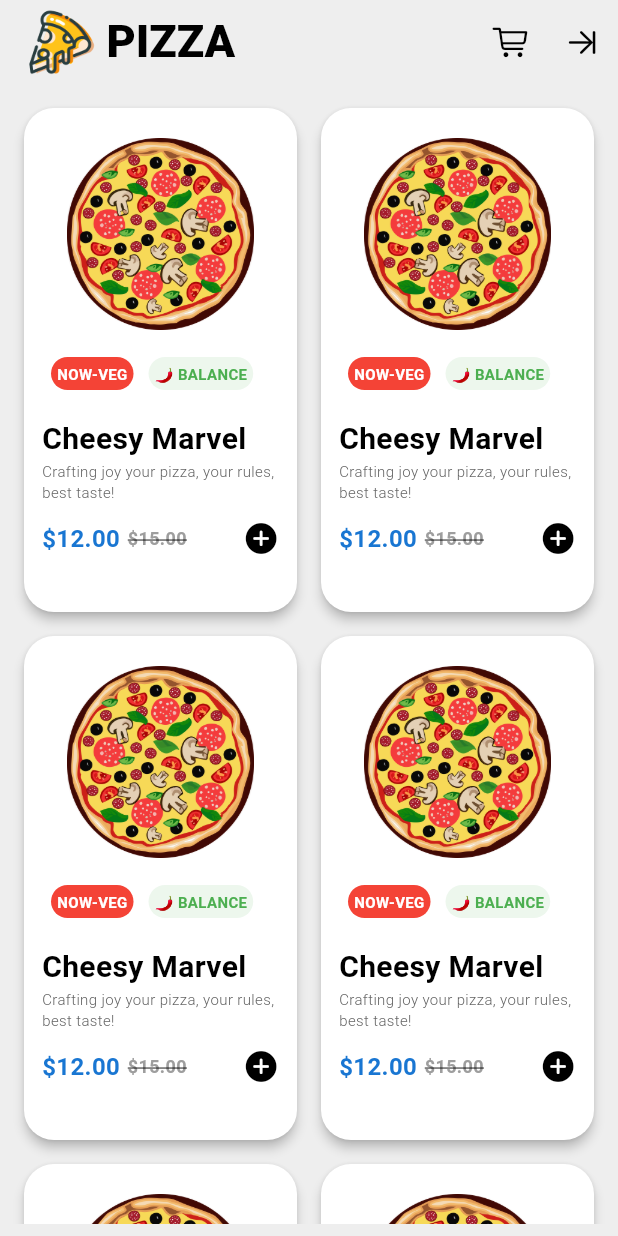
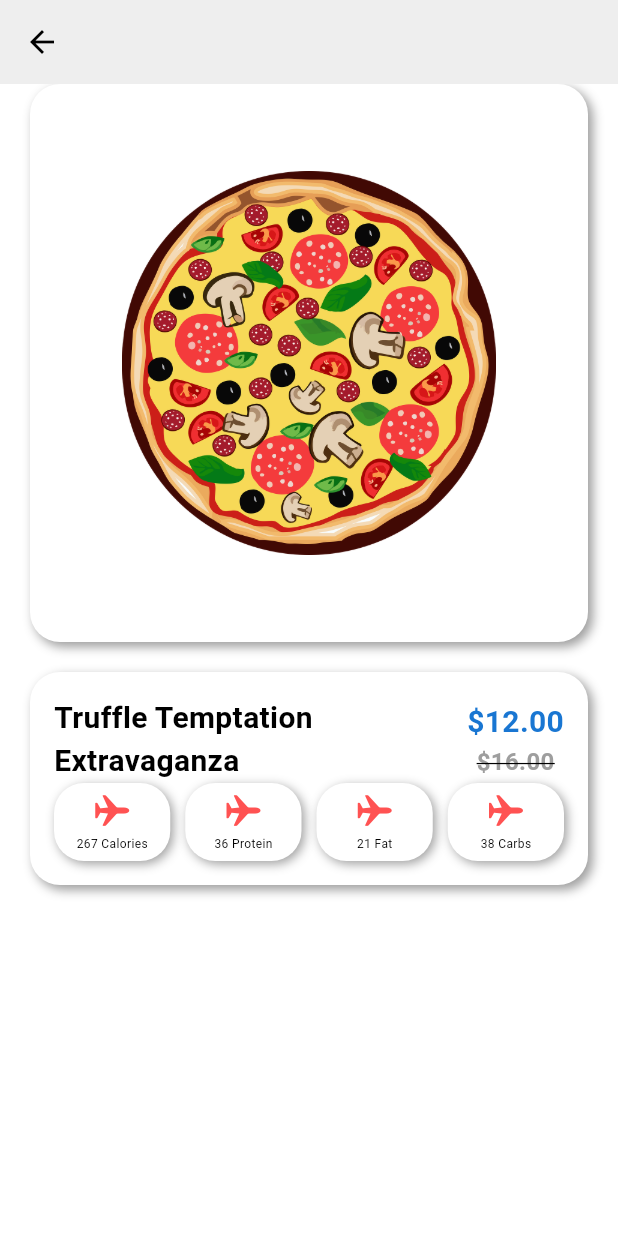
Before and after one commit to 215ly/pizza_app, a Flutter app: the screen it shows after launch, after a tap on "NOW-VEG", on a phone screen of 412 x 824 dp. Run offline on Flutter 3.47's test engine with Material 3 defaults, Android fonts, the phone set to English and light mode, and no system bars.

```diff
--- a/lib/app_view.dart
+++ b/lib/app_view.dart
@@ -1,5 +1,6 @@
 import 'package:flutter/cupertino.dart';
 import 'package:flutter/material.dart';
+import 'package:pizza_app/details_screen.dart';
 
 class AppView extends StatelessWidget {
   const AppView({super.key});
@@ -76,7 +77,12 @@ class AppView extends StatelessWidget {
               RoundedRectangleBorder(borderRadius: BorderRadius.circular(20)),
           child: InkWell(
             borderRadius: BorderRadius.circular(20),
-            onTap: () {},
+            onTap: () {
+              Navigator.push(context,
+                  MaterialPageRoute<void>(builder: (BuildContext context) {
+                return const DetailsScreen();
+              }));
+            },
             child: Column(
               crossAxisAlignment: CrossAxisAlignment.start,
               children: [
--- /dev/null
+++ b/lib/details_screen.dart
@@ -0,0 +1,131 @@
+import 'package:flutter/cupertino.dart';
+import 'package:flutter/material.dart';
+import 'package:flutter/widgets.dart';
+import 'package:pizza_app/macro.dart';
+
+class DetailsScreen extends StatelessWidget {
+  const DetailsScreen({super.key});
+
+  @override
+  Widget build(BuildContext context) {
+    return Scaffold(
+      appBar: AppBar(
+        backgroundColor: Theme.of(context).colorScheme.background,
+      ),
+      body: Padding(
+        padding: const EdgeInsets.symmetric(horizontal: 20),
+        child: Column(
+          children: [
+            _DetailsImage(context),
+            const SizedBox(
+              height: 20,
+            ),
+            Container(
+              decoration: BoxDecoration(
+                borderRadius: BorderRadius.circular(20),
+                color: Colors.white,
+                boxShadow: const [
+                  BoxShadow(
+                      color: Colors.grey, offset: Offset(3, 3), blurRadius: 5)
+                ],
+              ),
+              child: Padding(
+                padding: EdgeInsets.all(16.0),
+                child: Column(
+                  children: [
+                    Row(
+                      mainAxisAlignment: MainAxisAlignment.spaceBetween,
+                      children: [
+                        const Expanded(
+                          flex: 2,
+                          child: Text(
+                            "Truffle Temptation Extravaganza",
+                            style: TextStyle(
+                                fontWeight: FontWeight.bold, fontSize: 20),
+                          ),
+                        ),
+                        Expanded(
+                          flex: 1,
+                          child: Align(
+                            alignment: Alignment.bottomRight,
+                            child: Column(
+                              children: [
+                                Text(
+                                  "\$12.00",
+                                  style: TextStyle(
+                                      fontWeight: FontWeight.w700,
+                                      fontSize: 20,
+                                      color: Colors.blue.shade700),
+                                ),
+                                Text(
+                                  "\$16.00",
+                                  style: TextStyle(
+                                      fontWeight: FontWeight.w700,
+                                      fontSize: 16,
+                                      decoration: TextDecoration.lineThrough,
+                                      color: Colors.grey.shade500),
+                                ),
+                              ],
+                            ),
+                          ),
+                        ),
+                      ],
+                    ),
+                    const Row(
+                      children: [
+                        MyMacroWidget(
+                          title: 'Calories',
+                          value: 267,
+                        ),
+                        SizedBox(
+                          width: 10,
+                        ),
+                        MyMacroWidget(
+                          title: 'Protein',
+                          value: 36,
+                        ),
+                        SizedBox(
+                          width: 10,
+                        ),
+                        MyMacroWidget(
+                          title: 'Fat',
+                          value: 21,
+                        ),
+                        SizedBox(
+                          width: 10,
+                        ),
+                        MyMacroWidget(
+                          title: 'Carbs',
+                          value: 38,
+                        ),
+                      ],
+                    )
+                  ],
+                ),
+              ),
+            )
+          ],
+        ),
+      ),
+    );
+  }
+
+  // image component
+  _DetailsImage(context) {
+    return Container(
+      width: MediaQuery.of(context).size.width,
+      height: MediaQuery.of(context).size.width - (40),
+      decoration: BoxDecoration(
+        borderRadius: BorderRadius.circular(20),
+        color: Colors.white,
+        boxShadow: const [
+          BoxShadow(color: Colors.grey, offset: Offset(3, 3), blurRadius: 5)
+        ],
+      ),
+      child: Image.asset(
+        "assets/images/pizza_sku.png",
+        scale: 5,
+      ),
+    );
+  }
+}
--- /dev/null
+++ b/lib/macro.dart
@@ -0,0 +1,43 @@
+import 'package:flutter/cupertino.dart';
+import 'package:flutter/material.dart';
+import 'package:flutter/widgets.dart';
+
+class MyMacroWidget extends StatelessWidget {
+  final String title;
+  final int value;
+  const MyMacroWidget({super.key, required this.title, required this.value});
+
+  @override
+  Widget build(BuildContext context) {
+    return Expanded(
+      child: Container(
+        decoration: BoxDecoration(
+            color: Colors.white,
+            borderRadius: BorderRadius.circular(20),
+            boxShadow: [
+              BoxShadow(
+                color: Colors.grey.shade500,
+                offset: const Offset(2, 2),
+                blurRadius: 5,
+              )
+            ]),
+        child: Padding(
+          padding: const EdgeInsets.all(6.0),
+          child: Column(
+            children: [
+              const Icon(
+                CupertinoIcons.airplane,
+                color: Colors.redAccent,
+              ),
+              const SizedBox(height: 5,),
+              Text(
+                '${value} ${title}',
+                style: const TextStyle(fontSize: 8),
+              )
+            ],
+          ),
+        ),
+      ),
+    );
+  }
+}
--- a/pubspec.yaml
+++ b/pubspec.yaml
@@ -46,6 +46,7 @@ dev_dependencies:
   # package. See that file for information about deactivating specific lint
   # rules and activating additional ones.
   flutter_lints: ^2.0.0
+  font_awesome_flutter: ^10.7.0
 
 # For information on the generic Dart part of this file, see the
 # following page: https://dart.dev/tools/pub/pubspec
```
Also changed, not shown: pubspec.lock.
